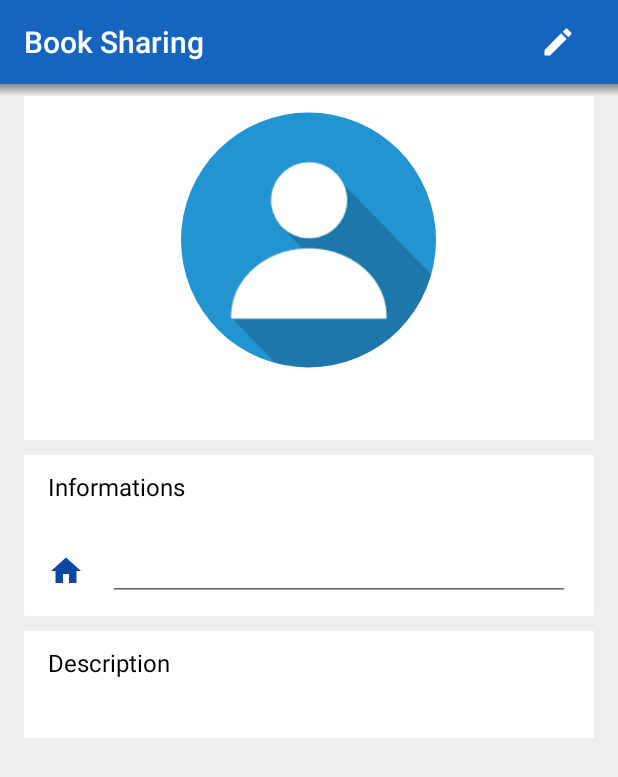
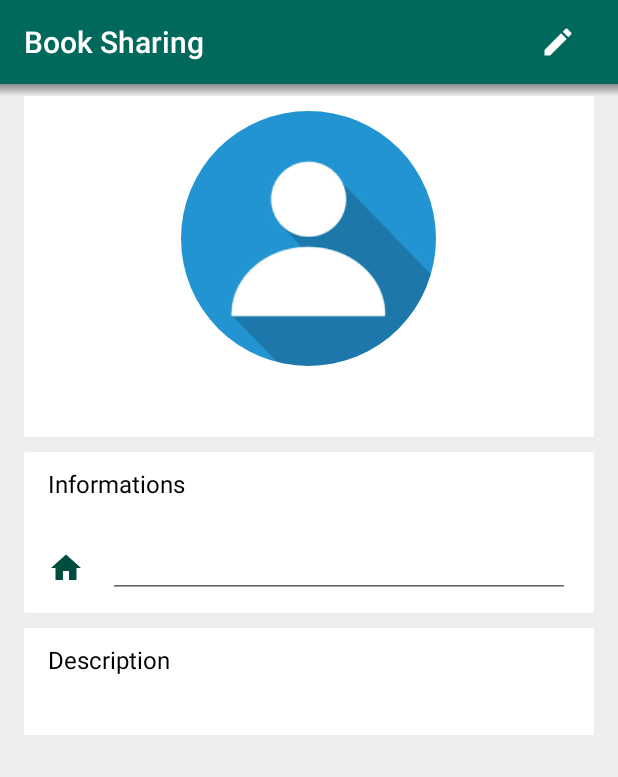
Before and after one commit to SergioGentile/WonderBook, an Android app: the screen it shows after launch (ShowProfile), on a phone screen of 412 x 824 dp. Shown: the top 777 px of the screen. Run offline under Robolectric (Android 15) with nearby library versions, the phone set to English and light mode, and no system bars; our stand-ins replace CircleImageView.

```diff
--- a/app/src/main/java/it/polito/mad/booksharing/User.java
+++ b/app/src/main/java/it/polito/mad/booksharing/User.java
@@ -186,7 +186,7 @@ public class User implements Parcelable{
         String message = "";
 
         //Name check
-        Pattern namePatter = Pattern.compile("^[a-z]+$", Pattern.CASE_INSENSITIVE);
+        Pattern namePatter = Pattern.compile("^[a-z ,.'-]+$", Pattern.CASE_INSENSITIVE);
         Matcher matcherName = namePatter.matcher(name.first);
         boolean findName = matcherName.find();
         if(name.first.equals(myDefault) || !findName){
@@ -198,7 +198,7 @@ public class User implements Parcelable{
         }
 
         //surname check
-        Pattern surnamePatter = Pattern.compile("^[a-z]+$", Pattern.CASE_INSENSITIVE);
+        Pattern surnamePatter = Pattern.compile("^[a-z ,.'-]+$", Pattern.CASE_INSENSITIVE);
         Matcher matcherSurname = surnamePatter.matcher(surname.first);
         boolean findSurname = matcherSurname.find();
         if(surname.first.equals(myDefault) || !findSurname){
--- a/app/src/main/res/layout-land/activity_show_profile.xml
+++ b/app/src/main/res/layout-land/activity_show_profile.xml
@@ -63,7 +63,7 @@
 
                 <RelativeLayout
                     android:layout_marginLeft="@dimen/margin_left"
-                    android:layout_width="wrap_content"
+                    android:layout_width="182dp"
                     android:layout_height="match_parent"
                     android:background="@color/windowBackground">
 
@@ -83,10 +83,14 @@
 
                         <TextView
                             android:id="@+id/tvName"
+                            android:layout_marginLeft="@dimen/margin_left"
+                            android:layout_marginRight="@dimen/margin_right"
                             android:layout_width="wrap_content"
                             android:layout_height="wrap_content"
                             android:layout_gravity="center"
                             android:layout_marginTop="@dimen/top_inside_box"
+                            android:inputType="textMultiLine"
+                            android:gravity="center"
                             android:textColor="@android:color/black"
                             android:textSize="@dimen/name_size"
                         />
--- a/app/src/main/res/layout-port/activity_show_profile.xml
+++ b/app/src/main/res/layout-port/activity_show_profile.xml
@@ -78,14 +78,16 @@
                             <de.hdodenhof.circleimageview.CircleImageView
                                 android:id="@+id/profileImage"
                                 android:layout_width="170dp"
-                                android:layout_height="172dp"
+                                android:layout_height="170dp"
                                 android:layout_centerInParent="true"
                                 android:layout_marginTop="@dimen/top_inside_box"
                                 android:src="@drawable/profile" />
 
                             <TextView
                                 android:id="@+id/tvName"
-                                android:layout_width="wrap_content"
+                                android:gravity="center"
+                                android:inputType="textMultiLine"
+                                android:layout_width="200dp"
                                 android:layout_height="wrap_content"
                                 android:layout_gravity="center"
                                 android:layout_marginBottom="@dimen/bottom_inside_box"
--- a/app/src/main/res/values/colors.xml
+++ b/app/src/main/res/values/colors.xml
@@ -1,15 +1,15 @@
 <?xml version="1.0" encoding="utf-8"?>
 <resources>
-    <color name="colorPrimary">#1565C0</color>
-    <color name="colorPrimaryDark">#0D47A1</color>
+    <color name="colorPrimary">#00695C</color>
+    <color name="colorPrimaryDark">#004D40</color>
     <color name="colorPrimaryLight">#CFD8DC</color>
-    <color name="colorAccent">#FF9100</color>
-    <color name="windowBackground">@android:color/white</color>
-    <color name="textColorPrimary">@android:color/white</color>
+    <color name="colorAccent">#FFAB40</color>
     <color name="white">#FFFFFF</color>
     <color name="colorPrimaryText">#212121</color>
     <color name="colorSecondaryText">#757575</color>
     <color name="colorDivider">#EEEEEE</color>
+    <color name="windowBackground">@android:color/white</color>
+    <color name="textColorPrimary">@android:color/white</color>
     <color name="lock">@android:color/black</color>
     <color name="unlock">@android:color/black</color>
 </resources>
```
Also changed, not shown: app/src/main/java/it/polito/mad/booksharing/Cropper.java (+20 -2 lines), 1 other file.
